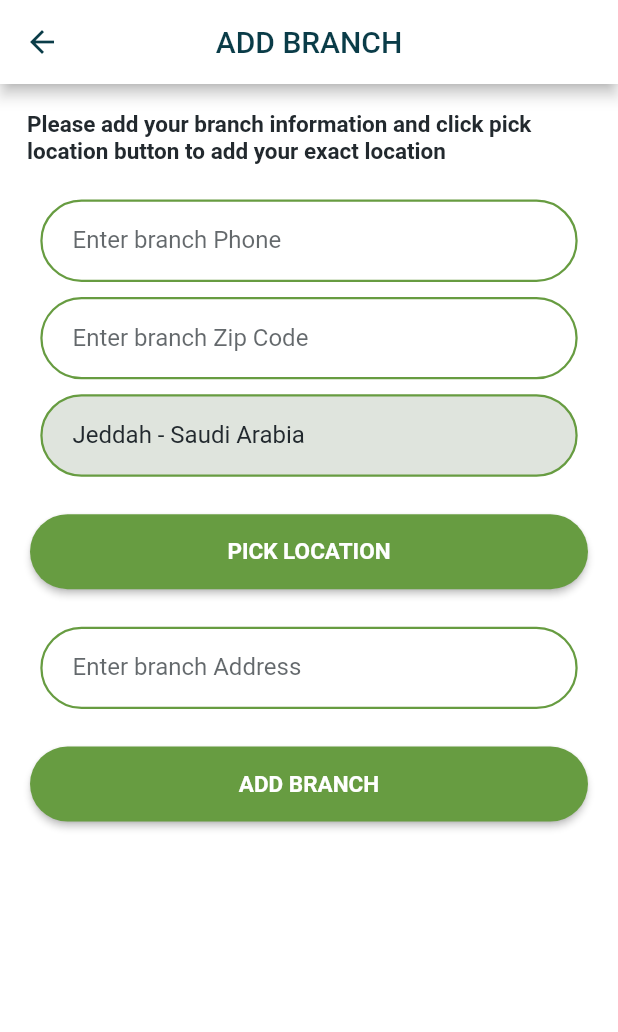
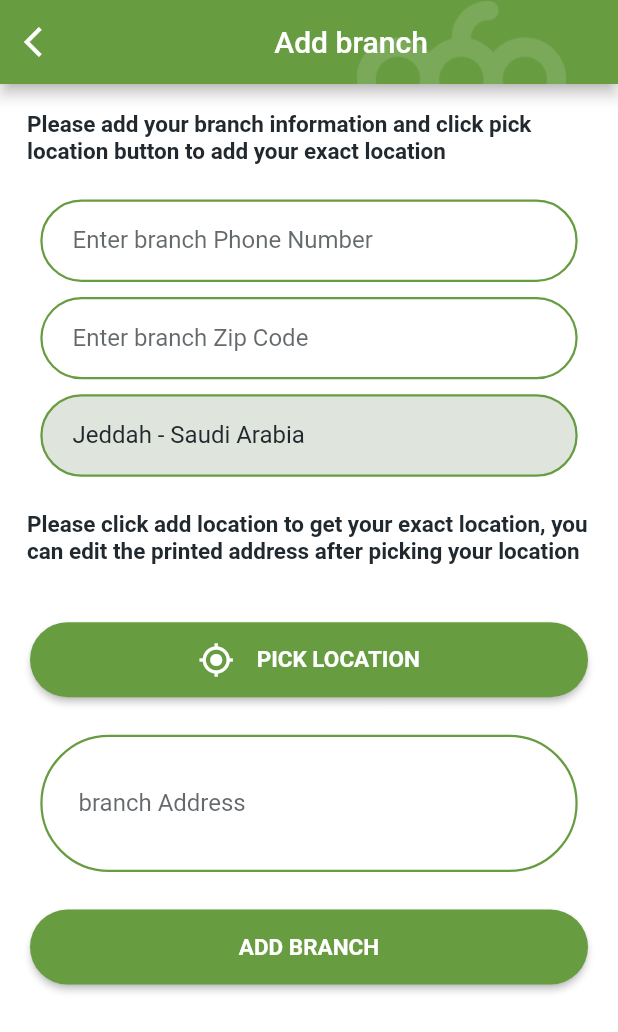
Before and after one commit to alkhudra/companiesApp, a Flutter app: the AddBranchesPage screen opened directly, on a phone screen of 412 x 824 dp. Shown: the top 1032 px of the screen. Run offline on Flutter 3.47's test engine with Material 2 defaults, Android fonts, the phone set to English and light mode, and no system bars; our stand-ins replace carousel_slider, dio, easy_localization, geocoding, geolocator, google_maps_flutter and 3 more; accounts and stored records are empty; generated files the repository leaves out were written again.

Commit message:
branch list 2

```diff
--- a/lib/Constant/locale_keys.dart
+++ b/lib/Constant/locale_keys.dart
@@ -110,4 +110,5 @@ abstract class LocaleKeys {
   static const load_more = "Load More";
   static const account_setting = "Account";
   static const change_password = "Change Password";
+  static const add_location_note = "add_location_note";
 }
--- a/lib/designs/text_field_design.dart
+++ b/lib/designs/text_field_design.dart
@@ -125,6 +125,46 @@ class TextFieldDesign {
     );
   }
 
+  static emptyLargeFieldStyle({context, double? verMarg, double? horMarg, TextEditingController? controller, TextInputType? kbType, String? initValue, validat}) {
+    return Container(
+      alignment: Alignment.center,
+      margin: EdgeInsets.symmetric(horizontal: horMarg!, vertical: verMarg!),
+      width: MediaQuery.of(context).size.width/1.15,
+      height: MediaQuery.of(context).size.height/9,
+      decoration: BoxDecoration(
+        borderRadius: BorderRadius.circular(60),
+        border: Border.all(color: CustomColors().primaryGreenColor,
+            width: 1.5),
+      ),
+      child: Expanded(
+        child: TextFormField(
+          maxLines: 4,
+          //  initialValue: initValue,
+          controller: controller,
+          keyboardType: kbType,
+          autovalidateMode: AutovalidateMode.onUserInteraction,
+          validator: validat,
+          style: TextStyle(
+              color: CustomColors().blackColor,
+              fontWeight: FontWeight.w600),
+          decoration: InputDecoration(
+            labelText: initValue,
+            labelStyle: TextStyle(
+                color: CustomColors().blackColor.withOpacity(0.7),
+                fontSize: 16,
+                fontWeight: FontWeight.w400
+            ),
+
+            contentPadding: EdgeInsets.only(left: 20,right: 20,top: 10),
+
+            focusColor: CustomColors().blackColor,
+            border: InputBorder.none,
+            counterText: "",
+          ),
+        ),
+      ),
+    );
+  }
 
 }
 InputDecoration textFieldDecorationWithIcon(String hint, IconData icon) {
--- a/lib/helpers/custom_btn.dart
+++ b/lib/helpers/custom_btn.dart
@@ -15,3 +15,27 @@ Widget greenBtn(String txt,EdgeInsetsGeometry edgeInsetsGeometry, Function() onP
         color: CustomColors().primaryGreenColor,
       ));
 }
+
+
+Widget greenBtnWithIcon(String txt,IconData icon,EdgeInsetsGeometry edgeInsetsGeometry, Function() onPressed) {
+  return Container(
+      height: ButtonsDesign.buttonsHeight,
+      margin: edgeInsetsGeometry,
+      decoration: BoxDecoration(
+
+      ),
+      child: MaterialButton(
+
+        onPressed: onPressed,
+        shape: StadiumBorder(),
+        child: Row(
+          mainAxisAlignment: MainAxisAlignment.center,
+          children: [
+         Icon(icon ,color: CustomColors().primaryWhiteColor,),
+            SizedBox(width: 15),
+            ButtonsDesign.buttonsText(txt, CustomColors().primaryWhiteColor),
+          ],
+        ),
+        color: CustomColors().primaryGreenColor,
+      ));
+}
--- a/lib/main.dart
+++ b/lib/main.dart
@@ -1,6 +1,7 @@
 import 'package:easy_localization/easy_localization.dart';
 import 'package:flutter/material.dart';
 import 'package:khudrah_companies/pages/auth/login_page.dart';
+import 'package:khudrah_companies/pages/branch/add_brunches_page.dart';
 import 'package:khudrah_companies/pages/dashboard.dart';
 import 'package:khudrah_companies/pages/home_page.dart';
 import 'package:khudrah_companies/pages/language/language_page.dart';
@@ -48,12 +49,12 @@ static  bool isUserLoggedIn =false;
         accentColor: CustomColors().primaryGreenColor,
         primarySwatch: Colors.green,
       ),
-      home:getRout() ,
+      home: AddBranchesPage() ,
     );
   }
 
   Widget getRout(){
-    PreferencesHelper.setUserFirstLogIn(true);
+   // PreferencesHelper.setUserFirstLogIn(true);
     PreferencesHelper.getIsUserFirstLogIn.then((value) {
       isUserFirstLogin = value;
     });
--- a/lib/pages/branch/add_brunches_page.dart
+++ b/lib/pages/branch/add_brunches_page.dart
@@ -6,6 +6,7 @@ import 'package:khudrah_companies/Constant/conts.dart';
 import 'package:khudrah_companies/Constant/locale_keys.dart';
 import 'package:khudrah_companies/designs/ButtonsDesign.dart';
 import 'package:khudrah_companies/designs/app_bar_txt.dart';
+import 'package:khudrah_companies/designs/appbar_design.dart';
 import 'package:khudrah_companies/designs/text_field_design.dart';
 import 'package:khudrah_companies/dialogs/message_dialog.dart';
 import 'package:khudrah_companies/dialogs/progress_dialog.dart';
@@ -14,7 +15,9 @@ import 'package:khudrah_companies/helpers/location_helper.dart';
 import 'package:khudrah_companies/helpers/pref/shared_pref_helper.dart';
 import 'package:khudrah_companies/helpers/snack_message.dart';
 import 'package:khudrah_companies/network/API/api_response_type.dart';
+import 'package:khudrah_companies/network/models/auth/success_login_response_model.dart';
 import 'package:khudrah_companies/network/models/branches/branch_model.dart';
+import 'package:khudrah_companies/network/models/message_response_model.dart';
 import 'package:khudrah_companies/network/network_helper.dart';
 import 'package:khudrah_companies/network/repository/branches_repository.dart';
 import 'package:khudrah_companies/pages/pick_location_page.dart';
@@ -25,8 +28,7 @@ import 'package:khudrah_companies/router/route_constants.dart';
 class AddBranchesPage extends StatefulWidget {
   // final Map<String ,dynamic>  map ;
 
-  const AddBranchesPage({Key? key})
-      : super(key: key);
+  const AddBranchesPage({Key? key}) : super(key: key);
 
   @override
   _AddBranchesPageState createState() => _AddBranchesPageState();
@@ -34,26 +36,27 @@ class AddBranchesPage extends StatefulWidget {
 
 class _AddBranchesPageState extends State<AddBranchesPage> {
   final TextEditingController cityCountryController = TextEditingController();
-  final TextEditingController addressController = TextEditingController();
   final TextEditingController phoneController = TextEditingController();
   final TextEditingController zipCodeController = TextEditingController();
+  final TextEditingController addressController = TextEditingController();
+
 
   static LatLng latLng = LatLng(0, 0);
-  static String address = '';
+  static String address ='';
 
   String addTxt = LocaleKeys.add_branch.tr();
   String editTxt = LocaleKeys.add_branch.tr();
   String barAndBtnTxt = LocaleKeys.add_branch.tr();
 
-  bool isAddBtnEnabled= true;
+  bool isAddBtnEnabled = true;
 
 // = LatLng(ksaLat,ksaLng);
-  Map<String, dynamic> alreadyUsedMap = {};
+  late Map<String, dynamic> alreadyUsedMap;
 
   @override
   Widget build(BuildContext context) {
     return Scaffold(
-      appBar: appBarText(getBarAndBtnTxt(), true),
+      appBar: appBarDesign(context, getBarAndBtnTxt()),
       backgroundColor: CustomColors().backgroundColor,
       body: SingleChildScrollView(
         child: Column(
@@ -97,30 +100,33 @@ class _AddBranchesPageState extends State<AddBranchesPage> {
                 obscTxt: false,
                 lbTxt: LocaleKeys.ksa.tr(),
                 enabled: false),
-
-
-
-            greenBtn(LocaleKeys.add_location.tr(), EdgeInsets.all(20), () {
+            Container(
+              margin: EdgeInsets.all(10),
+              padding: const EdgeInsets.all(8.0),
+              child: Text(
+                LocaleKeys.add_location_note.tr(),
+                style: TextStyle(
+                    fontSize: 15,
+                    color: CustomColors().blackColor,
+                    fontWeight: FontWeight.bold),
+              ),
+            ),
+            greenBtnWithIcon(LocaleKeys.add_location.tr(), Icons.my_location,
+                EdgeInsets.all(20), () {
               addLocation();
             }),
-            TextFieldDesign.textFieldStyle(
+            TextFieldDesign.emptyLargeFieldStyle(
                 context: context,
                 verMarg: 5,
                 horMarg: 0,
                 controller: addressController,
                 kbType: TextInputType.multiline,
-                obscTxt: false,
-                lbTxt: getAddressTxt(),
-                enabled: false),
-
-
-
+              initValue:  LocaleKeys.enter_branch_address.tr(),
+            ),
             Container(
               alignment: Alignment.bottomCenter,
               child: greenBtn(getBarAndBtnTxt(), EdgeInsets.all(20), () {
-
-                if(isAddBtnEnabled) addBranch();
-
+                if (isAddBtnEnabled) addBranch();
               }),
             ),
           ],
@@ -133,22 +139,22 @@ class _AddBranchesPageState extends State<AddBranchesPage> {
 
   @override
   void initState() {
-    // TODO: implement initState
     super.initState();
+    alreadyUsedMap = {};
+    address = '';
   }
 
   void addLocation() async {
     // ask for permission
     LatLng userLocation;
     if (alreadyUsedMap.isEmpty) {
-      getUserLatLng().then((value) {
-        userLocation = value;
-        directToPickLocationPage(userLocation);
-      });
+      userLocation = await getUserLatLng();
     } else {
       userLocation = alreadyUsedMap[branchLatLng];
+    }
+
     directToPickLocationPage(userLocation);
-    }
+    print(userLocation.toString());
   }
 
   //-------------------------------
@@ -171,6 +177,8 @@ class _AddBranchesPageState extends State<AddBranchesPage> {
         latLng = alreadyUsedMap[branchLatLng] != null
             ? alreadyUsedMap[branchLatLng]
             : latLng;
+
+        addressController.text = address;
       });
 
       print(address);
@@ -179,7 +187,7 @@ class _AddBranchesPageState extends State<AddBranchesPage> {
 
   //-----------
 
-  void addBranch() async{
+  void addBranch() async {
     if (phoneController.value.text == '') {
       showErrorDialog(LocaleKeys.phone_required.tr());
       return;
@@ -189,7 +197,7 @@ class _AddBranchesPageState extends State<AddBranchesPage> {
       showErrorDialog(LocaleKeys.phone_length_error.tr());
       return;
     }
-    if (!phoneController.text.startsWith('05') ) {
+    if (!phoneController.text.startsWith('05')) {
       showErrorDialog(LocaleKeys.phone_start_error.tr());
       return;
     }
@@ -202,7 +210,7 @@ class _AddBranchesPageState extends State<AddBranchesPage> {
       showErrorDialog(LocaleKeys.zipcode_length_error.tr());
       return;
     }
-    if(address == ''){
+    if (address == '') {
       showErrorDialog(LocaleKeys.address_required.tr());
       return;
     }
@@ -215,12 +223,16 @@ class _AddBranchesPageState extends State<AddBranchesPage> {
     Map<String, dynamic> headerMap = await getHeaderMap();
 
     BranchRepository branchRepository = BranchRepository(headerMap);
-    branchRepository.addNewBranch(PreferencesHelper.getCompanyID()!,'',
-    phoneController.text,address,zipCodeController.text,latLng.longitude,latLng.latitude).then((result) async {
+    String companyID = await PreferencesHelper.getUserID;
+    User user = await PreferencesHelper.getUser;
+    String companyName = user.companyName!;
+    branchRepository
+        .addNewBranch(companyID, companyName, phoneController.text, address,
+            zipCodeController.text, latLng.longitude, latLng.latitude)
+        .then((result) async {
       //-------- fail response ---------
 
-      if (result == null ||
-          result.apiStatus.code != ApiResponseType.OK.code) {
+      if (result == null || result.apiStatus.code != ApiResponseType.OK.code) {
         /* if (result.apiStatus.code == ApiResponseType.BadRequest)*/
         Navigator.pop(context);
         showErrorDialog(result.message);
@@ -228,8 +240,12 @@ class _AddBranchesPageState extends State<AddBranchesPage> {
       }
 
       //-------- success response ---------
-      //todo:change message
-      showSuccessMessage(context, result.message);
+      address = '';
+      alreadyUsedMap.clear();
+      MessageResponseModel messageResponseModel =
+          MessageResponseModel.fromJson(result.result);
+      showSuccessMessage(context, messageResponseModel.message!);
+      Navigator.pop(context);
       Navigator.pop(context);
 /*
       Navigator.push(context, MaterialPageRoute(builder: (context) {
@@ -237,8 +253,8 @@ class _AddBranchesPageState extends State<AddBranchesPage> {
         return EnterCodePage();
       }));*/
     });
+  }
 
-  }
   //-------------------------
   void showErrorDialog(String txt) {
     isAddBtnEnabled = true;
@@ -261,8 +277,5 @@ class _AddBranchesPageState extends State<AddBranchesPage> {
     return LocaleKeys.enter_branch_zip_code.tr();
   }
 
-  String getAddressTxt() {
-    return  LocaleKeys.enter_branch_address.tr();
-  }
 
 }
--- a/lib/pages/branch/branch_list.dart
+++ b/lib/pages/branch/branch_list.dart
@@ -54,7 +54,7 @@ class _BranchListState extends State<BranchList> {
       Expanded(
         child: ListView.builder(itemBuilder: (context, index) {
           print( snapshot![index].toString());
-          return BranchItem(item: snapshot![index]);
+          return BranchItem(item: snapshot[index]);
         }
         ,itemCount: snapshot!.length,),
       ),
--- a/lib/pages/home_page.dart
+++ b/lib/pages/home_page.dart
@@ -70,9 +70,9 @@ class _HomePageState extends State<HomePage> {
     super.initState();
 
     //todo: show after calling api
-    if (widget.isHasBranch == false) {
+/*    if (widget.isHasBranch == false) {
       showAddBranchDialog();
-    }
+    }*/
   }
 
   final TextEditingController searchController = TextEditingController();
```
Also changed, not shown: assets/locale/lang/ar.json (+6 -4 lines), assets/locale/lang/en.json (+5 -3 lines), lib/pages/language/language_page.dart (+63 -22 lines), lib/pages/language/language_setting.dart (+0 -9 lines), lib/pages/pick_location_page.dart (+11 -15 lines). Lines whose indentation alone changed are shown as unchanged.
